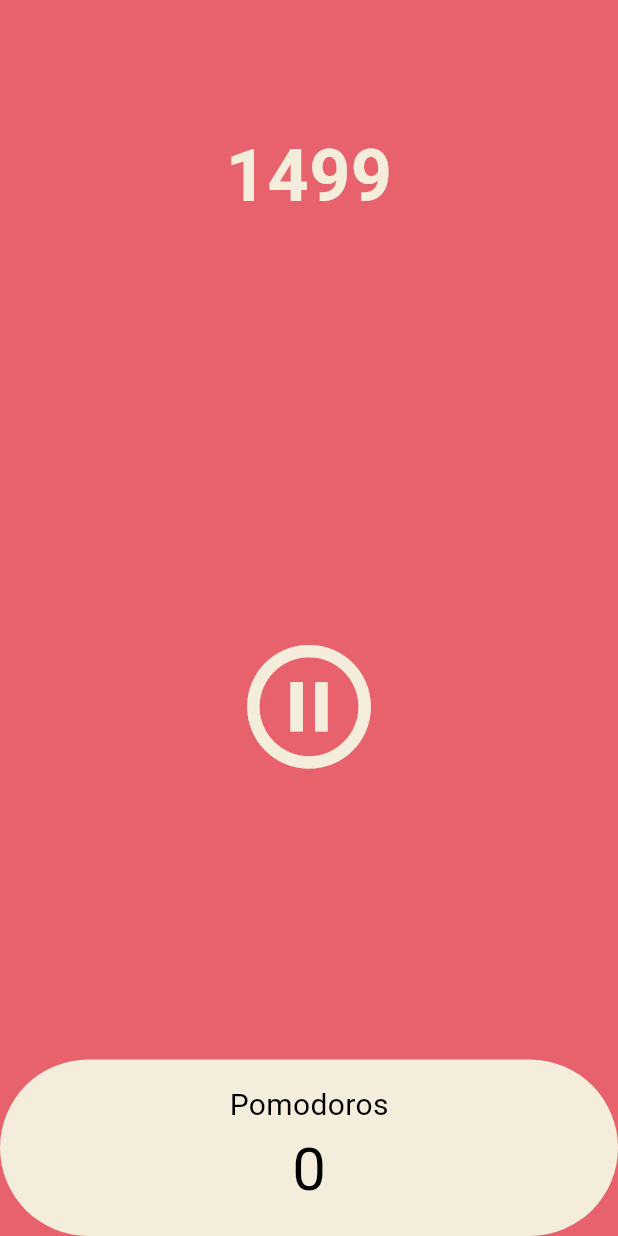
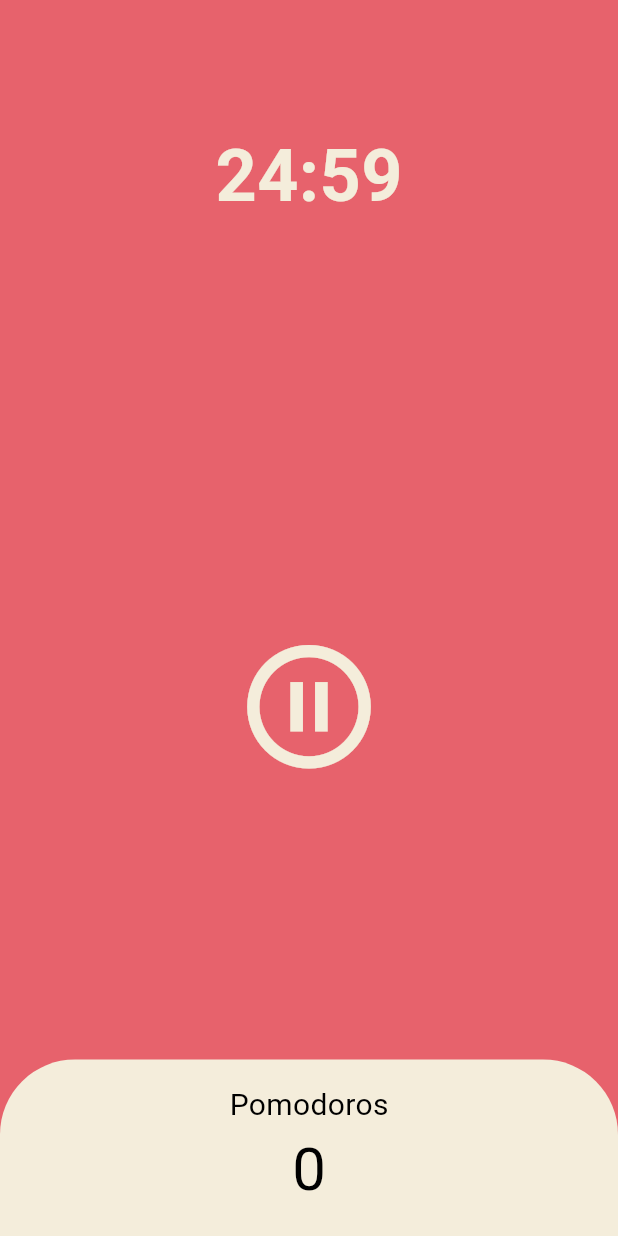
Before and after one commit to dongqui/flutter-practice, a Flutter app: the screen it shows after launch, after a tap on the "play circle outline" icon, on a phone screen of 412 x 824 dp. Run offline on Flutter 3.47's test engine with Material 3 defaults, Android fonts, the light colour scheme and no system bars.

Commit message:
time format

```diff
--- a/pomodoro/lib/home_screen.dart
+++ b/pomodoro/lib/home_screen.dart
@@ -11,13 +11,23 @@ class HomeScreen extends StatefulWidget {
 
 class _HomeScreenState extends State<HomeScreen> {
   int totalSeconds = 1500;
+  int totalPomodoros = 0;
   bool isRunning = false;
   late Timer timer;
 
   void onTick(Timer timer) {
-    setState(() {
-      totalSeconds = totalSeconds - 1;
-    });
+    if (totalSeconds == 0) {
+      setState(() {
+        totalPomodoros += 1;
+        totalSeconds = 1500;
+        isRunning = false;
+      });
+      timer.cancel();
+    } else {
+      setState(() {
+        totalSeconds = totalSeconds - 1;
+      });
+    }
   }
 
   void onStartPressed() {
@@ -34,6 +44,12 @@ class _HomeScreenState extends State<HomeScreen> {
     });
   }
 
+  String timeFormat(int seconds) {
+    var duration =
+        Duration(seconds: seconds).toString().split('.').first.substring(2);
+    return duration;
+  }
+
   @override
   Widget build(BuildContext context) {
     return Scaffold(
@@ -44,7 +60,7 @@ class _HomeScreenState extends State<HomeScreen> {
               flex: 2,
               child: Center(
                 child: Text(
-                  '$totalSeconds',
+                  timeFormat(totalSeconds),
                   style: TextStyle(
                     fontSize: 48,
                     fontWeight: FontWeight.w600,
@@ -74,7 +90,10 @@ class _HomeScreenState extends State<HomeScreen> {
                     Expanded(
                       child: Container(
                         decoration: BoxDecoration(
-                          borderRadius: BorderRadius.circular(60),
+                          borderRadius: const BorderRadius.only(
+                            topLeft: Radius.circular(50),
+                            topRight: Radius.circular(50),
+                          ),
                           color: Theme.of(context).cardColor,
                         ),
                         child: Column(
@@ -90,7 +109,7 @@ class _HomeScreenState extends State<HomeScreen> {
                                       .color),
                             ),
                             Text(
-                              '0',
+                              '$totalPomodoros',
                               style: TextStyle(
                                   fontSize: 40,
                                   color: Theme.of(context)
```
